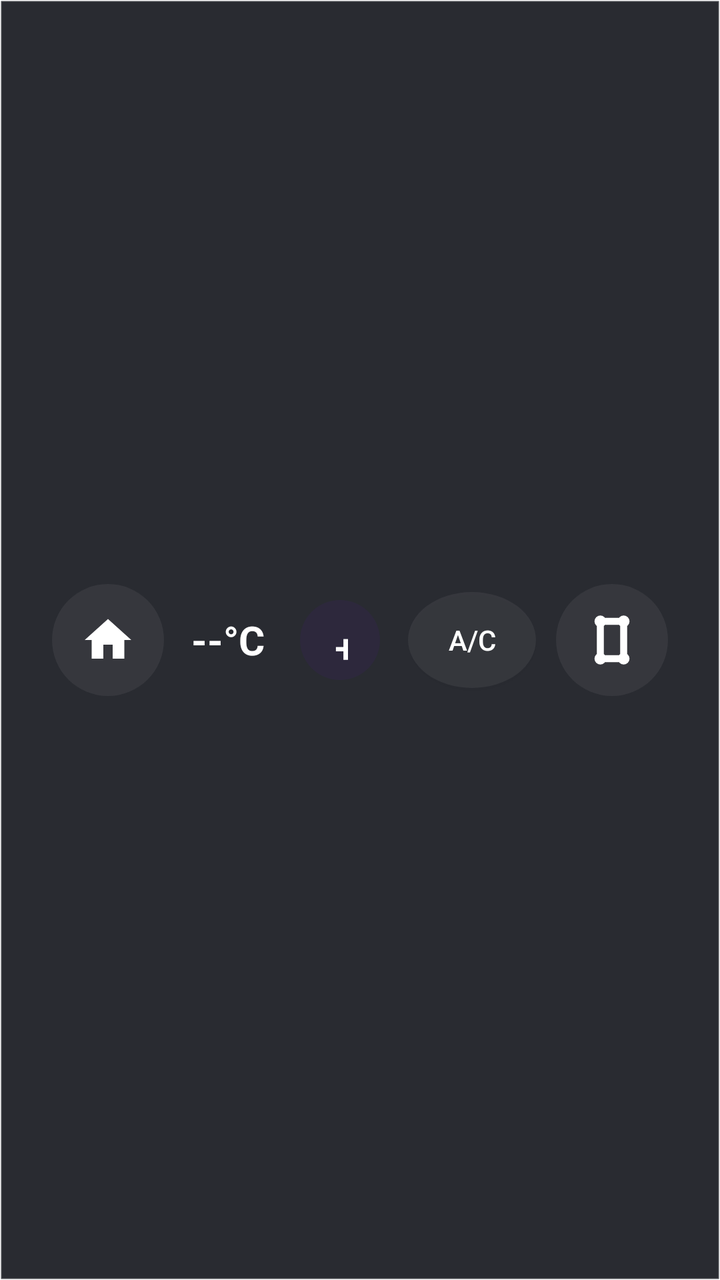
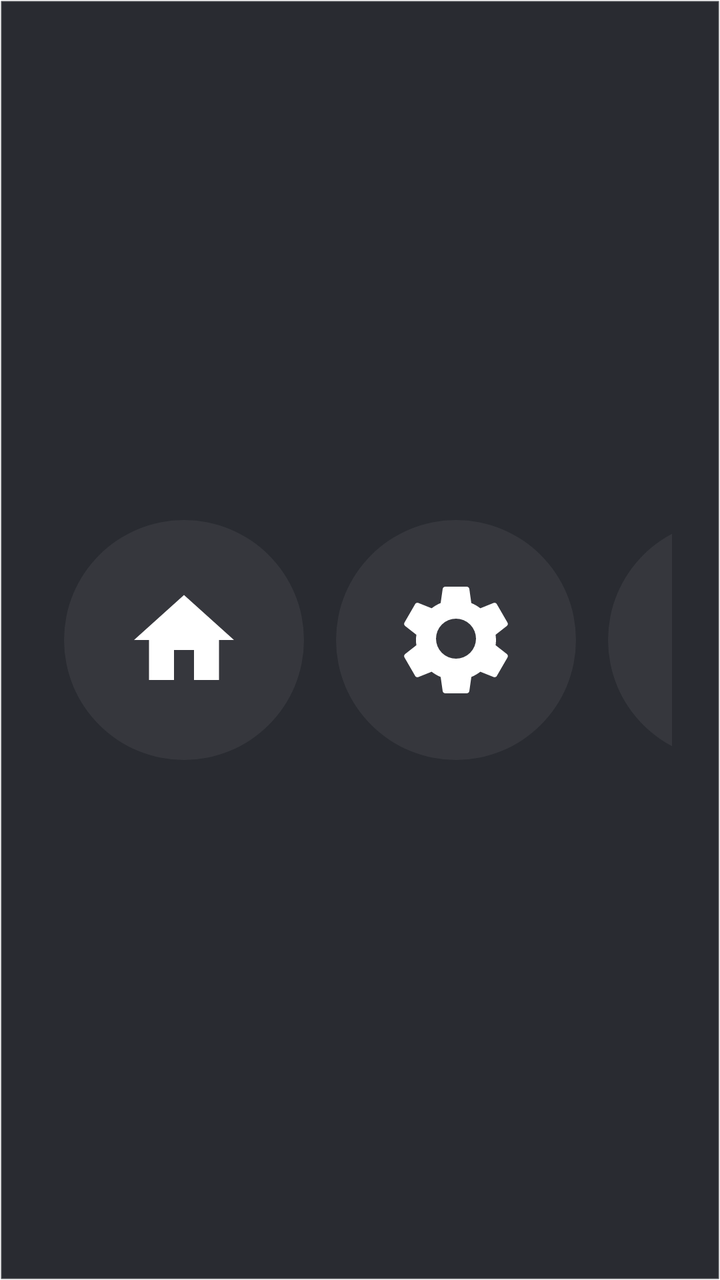

Compare the two renders of this Android layout. The source of the first and the diff that turns it into the second are given below.
<!-- AndroidManifest.xml: application theme Theme.CarSystemUI -->
<!-- res/layout/bottom_navigation_bar.xml -->
<?xml version="1.0" encoding="utf-8"?>
<LinearLayout xmlns:android="http://schemas.android.com/apk/res/android"
    android:layout_width="match_parent"
    android:layout_height="@dimen/navigation_bar_height"
    android:background="@drawable/navigation_bar_background"
    android:gravity="center_vertical"
    android:orientation="horizontal"
    android:paddingHorizontal="18dp">

    <ImageButton
        android:id="@+id/nav_home"
        style="@style/NavigationButton"
        android:contentDescription="@string/navigation_home"
        android:src="@drawable/ic_nav_home" />

    <LinearLayout
        android:layout_width="0dp"
        android:layout_height="match_parent"
        android:layout_weight="1"
        android:gravity="center"
        android:orientation="horizontal">

        <TextView
            android:id="@+id/climate_status"
            android:layout_width="112dp"
            android:layout_height="wrap_content"
            android:gravity="center"
            android:text="@string/climate_waiting"
            android:textColor="#CCFFFFFF"
            android:textSize="13sp" />

        <Button
            android:id="@+id/temp_left_down"
            style="@style/ClimateRoundButton"
            android:contentDescription="@string/temperature_decrease"
            android:text="−" />

        <TextView
            android:id="@+id/temp_left"
            android:layout_width="72dp"
            android:layout_height="wrap_content"
            android:gravity="center"
            android:text="--°C"
            android:textColor="#FFFFFFFF"
            android:textSize="20sp"
            android:textStyle="bold" />

        <Button
            android:id="@+id/temp_left_up"
            style="@style/ClimateRoundButton"
            android:contentDescription="@string/temperature_increase"
            android:text="+" />

        <ToggleButton
            android:id="@+id/climate_ac"
            android:layout_width="64dp"
            android:layout_height="48dp"
            android:layout_marginHorizontal="14dp"
            android:background="@drawable/navigation_button_background"
            android:textColor="#FFFFFFFF"
            android:textOff="@string/climate_ac"
            android:textOn="@string/climate_ac" />

        <Button
            android:id="@+id/temp_right_down"
            style="@style/ClimateRoundButton"
            android:contentDescription="@string/temperature_decrease"
            android:text="−" />

        <TextView
            android:id="@+id/temp_right"
            android:layout_width="72dp"
            android:layout_height="wrap_content"
            android:gravity="center"
            android:text="--°C"
            android:textColor="#FFFFFFFF"
            android:textSize="20sp"
            android:textStyle="bold" />

        <Button
            android:id="@+id/temp_right_up"
            style="@style/ClimateRoundButton"
            android:contentDescription="@string/temperature_increase"
            android:text="+" />
    </LinearLayout>

    <ImageButton
        android:id="@+id/nav_control_center"
        style="@style/NavigationButton"
        android:contentDescription="@string/navigation_control_center"
        android:src="@drawable/ic_control_center" />
</LinearLayout>
<!-- resources referenced by this layout -->
<resources>
  <dimen name="navigation_bar_height">126dp</dimen>
  <!-- drawable ic_control_center (drawable) -->
  <vector xmlns:android="http://schemas.android.com/apk/res/android"
      android:width="30dp"
      android:height="30dp"
      android:viewportWidth="24"
      android:viewportHeight="24">
      <path
          android:fillColor="#FFFFFFFF"
          android:pathData="M7,6.5a2.5,2.5 0,1 0,0 -5a2.5,2.5 0,0 0,0 5M17,6.5a2.5,2.5 0,1 0,0 -5a2.5,2.5 0,0 0,0 5M7,22.5a2.5,2.5 0,1 0,0 -5a2.5,2.5 0,0 0,0 5M17,22.5a2.5,2.5 0,1 0,0 -5a2.5,2.5 0,0 0,0 5M7,5.5h10v-3H7zM5.5,4v16h3V4zM15.5,4v16h3V4zM7,21.5h10v-3H7z" />
  </vector>
  <!-- drawable ic_nav_home (drawable) -->
  <vector xmlns:android="http://schemas.android.com/apk/res/android" android:width="28dp" android:height="28dp" android:viewportWidth="24" android:viewportHeight="24">
      <path android:fillColor="#FFFFFFFF" android:pathData="M10,20v-6h4v6h5v-8h3L12,3 2,12h3v8z" />
  </vector>
  <!-- drawable navigation_bar_background (drawable) -->
  <shape xmlns:android="http://schemas.android.com/apk/res/android" android:shape="rectangle">
      <solid android:color="#E612151B" />
      <stroke android:width="1dp" android:color="#24FFFFFF" />
  </shape>
  <!-- drawable navigation_button_background (drawable) -->
  <selector xmlns:android="http://schemas.android.com/apk/res/android">
      <item android:state_pressed="true">
          <shape android:shape="oval"><solid android:color="#3DFFFFFF" /></shape>
      </item>
      <item>
          <shape android:shape="oval"><solid android:color="#0FFFFFFF" /></shape>
      </item>
  </selector>
  <string name="climate_ac">A/C</string>
  <string name="climate_waiting">Đang kết nối điều hòa…</string>
  <string name="navigation_control_center">Trung tâm điều khiển</string>
  <string name="navigation_home">Màn hình chính</string>
  <string name="temperature_decrease">Giảm nhiệt độ</string>
  <string name="temperature_increase">Tăng nhiệt độ</string>
  <style name="ClimateRoundButton">
          <item name="android:layout_width">40dp</item>
          <item name="android:layout_height">40dp</item>
          <item name="android:background">@drawable/navigation_button_background</item>
          <item name="android:textColor">#FFFFFFFF</item>
          <item name="android:textSize">20sp</item>
          <item name="android:minWidth">0dp</item>
          <item name="android:minHeight">0dp</item>
      </style>
  <style name="NavigationButton">
          <item name="android:layout_width">56dp</item>
          <item name="android:layout_height">56dp</item>
          <item name="android:layout_marginHorizontal">8dp</item>
          <item name="android:background">@drawable/navigation_button_background</item>
          <item name="android:padding">14dp</item>
          <item name="android:scaleType">centerInside</item>
      </style>
  <style name="Theme.CarSystemUI" parent="Theme.MaterialComponents.DayNight.DarkActionBar">
          
          <item name="colorPrimary">@color/purple_500</item>
          <item name="colorPrimaryVariant">@color/purple_700</item>
          <item name="colorOnPrimary">@color/white</item>
          
          <item name="colorSecondary">@color/teal_200</item>
          <item name="colorSecondaryVariant">@color/teal_700</item>
          <item name="colorOnSecondary">@color/black</item>
          
          <item name="android:statusBarColor">?attr/colorPrimaryVariant</item>
          
      </style>
  <color name="purple_500">#FF6200EE</color>
  <color name="purple_700">#FF3700B3</color>
  <color name="white">#FFFFFFFF</color>
  <color name="teal_200">#FF03DAC5</color>
  <color name="teal_700">#FF018786</color>
  <color name="black">#FF000000</color>
</resources>

<!-- the commit's change to res/layout/bottom_navigation_bar.xml (unified diff, before → after) -->
@@ -5,7 +5,7 @@
     android:background="@drawable/navigation_bar_background"
     android:gravity="center_vertical"
     android:orientation="horizontal"
-    android:paddingHorizontal="18dp">
+    android:paddingHorizontal="24dp">
 
     <ImageButton
         android:id="@+id/nav_home"
@@ -13,80 +13,25 @@
         android:contentDescription="@string/navigation_home"
         android:src="@drawable/ic_nav_home" />
 
-    <LinearLayout
+    <Space
         android:layout_width="0dp"
         android:layout_height="match_parent"
-        android:layout_weight="1"
-        android:gravity="center"
-        android:orientation="horizontal">
-
-        <TextView
-            android:id="@+id/climate_status"
-            android:layout_width="112dp"
-            android:layout_height="wrap_content"
-            android:gravity="center"
-            android:text="@string/climate_waiting"
-            android:textColor="#CCFFFFFF"
-            android:textSize="13sp" />
-
-        <Button
-            android:id="@+id/temp_left_down"
-            style="@style/ClimateRoundButton"
-            android:contentDescription="@string/temperature_decrease"
-            android:text="−" />
-
-        <TextView
-            android:id="@+id/temp_left"
-            android:layout_width="72dp"
-            android:layout_height="wrap_content"
-            android:gravity="center"
-            android:text="--°C"
-            android:textColor="#FFFFFFFF"
-            android:textSize="20sp"
-            android:textStyle="bold" />
-
-        <Button
-            android:id="@+id/temp_left_up"
-            style="@style/ClimateRoundButton"
-            android:contentDescription="@string/temperature_increase"
-            android:text="+" />
-
-        <ToggleButton
-            android:id="@+id/climate_ac"
-            android:layout_width="64dp"
-            android:layout_height="48dp"
-            android:layout_marginHorizontal="14dp"
-            android:background="@drawable/navigation_button_background"
-            android:textColor="#FFFFFFFF"
-            android:textOff="@string/climate_ac"
-            android:textOn="@string/climate_ac" />
-
-        <Button
-            android:id="@+id/temp_right_down"
-            style="@style/ClimateRoundButton"
-            android:contentDescription="@string/temperature_decrease"
-            android:text="−" />
-
-        <TextView
-            android:id="@+id/temp_right"
-            android:layout_width="72dp"
-            android:layout_height="wrap_content"
-            android:gravity="center"
-            android:text="--°C"
-            android:textColor="#FFFFFFFF"
-            android:textSize="20sp"
-            android:textStyle="bold" />
-
-        <Button
-            android:id="@+id/temp_right_up"
-            style="@style/ClimateRoundButton"
-            android:contentDescription="@string/temperature_increase"
-            android:text="+" />
-    </LinearLayout>
+        android:layout_weight="1" />
 
     <ImageButton
-        android:id="@+id/nav_control_center"
+        android:id="@+id/nav_settings"
         style="@style/NavigationButton"
-        android:contentDescription="@string/navigation_control_center"
-        android:src="@drawable/ic_control_center" />
+        android:contentDescription="@string/navigation_settings"
+        android:src="@drawable/ic_nav_settings" />
+
+    <Space
+        android:layout_width="0dp"
+        android:layout_height="match_parent"
+        android:layout_weight="1" />
+
+    <ImageButton
+        android:id="@+id/nav_app_list"
+        style="@style/NavigationButton"
+        android:contentDescription="@string/navigation_app_list"
+        android:src="@drawable/ic_app_list" />
 </LinearLayout>
<!-- resource entries referenced after the edit -->
@@ -1,25 +1,36 @@
 <!-- resources referenced by this layout -->
 <resources>
-  <dimen name="navigation_bar_height">126dp</dimen>
-  <!-- drawable ic_control_center (drawable) -->
+  <dimen name="navigation_bar_height">144dp</dimen>
+  <!-- drawable ic_app_list (drawable) -->
   <vector xmlns:android="http://schemas.android.com/apk/res/android"
-      android:width="30dp"
-      android:height="30dp"
+      android:width="64dp"
+      android:height="64dp"
       android:viewportWidth="24"
       android:viewportHeight="24">
       <path
           android:fillColor="#FFFFFFFF"
-          android:pathData="M7,6.5a2.5,2.5 0,1 0,0 -5a2.5,2.5 0,0 0,0 5M17,6.5a2.5,2.5 0,1 0,0 -5a2.5,2.5 0,0 0,0 5M7,22.5a2.5,2.5 0,1 0,0 -5a2.5,2.5 0,0 0,0 5M17,22.5a2.5,2.5 0,1 0,0 -5a2.5,2.5 0,0 0,0 5M7,5.5h10v-3H7zM5.5,4v16h3V4zM15.5,4v16h3V4zM7,21.5h10v-3H7z" />
+          android:pathData="M4,5h3v3H4zM9,5h11v3H9zM4,10.5h3v3H4zM9,10.5h11v3H9zM4,16h3v3H4zM9,16h11v3H9z" />
   </vector>
   <!-- drawable ic_nav_home (drawable) -->
-  <vector xmlns:android="http://schemas.android.com/apk/res/android" android:width="28dp" android:height="28dp" android:viewportWidth="24" android:viewportHeight="24">
+  <vector xmlns:android="http://schemas.android.com/apk/res/android" android:width="60dp" android:height="60dp" android:viewportWidth="24" android:viewportHeight="24">
       <path android:fillColor="#FFFFFFFF" android:pathData="M10,20v-6h4v6h5v-8h3L12,3 2,12h3v8z" />
+  </vector>
+  <!-- drawable ic_nav_settings (drawable) -->
+  <vector xmlns:android="http://schemas.android.com/apk/res/android"
+      android:width="64dp"
+      android:height="64dp"
+      android:viewportWidth="24"
+      android:viewportHeight="24">
+      <path
+          android:fillColor="#FFFFFFFF"
+          android:pathData="M19.43,12.98c0.04,-0.32 0.07,-0.65 0.07,-0.98s-0.03,-0.66 -0.08,-0.98l2.11,-1.65c0.19,-0.15 0.24,-0.42 0.12,-0.64l-2,-3.46c-0.12,-0.22 -0.37,-0.31 -0.6,-0.22l-2.49,1c-0.52,-0.4 -1.08,-0.73 -1.69,-0.98L14.5,2.42C14.47,2.18 14.25,2 14,2h-4c-0.25,0 -0.46,0.18 -0.5,0.42L9.12,5.07c-0.61,0.25 -1.17,0.59 -1.69,0.98l-2.49,-1c-0.23,-0.08 -0.48,0 -0.6,0.22l-2,3.46c-0.13,0.22 -0.07,0.49 0.12,0.64l2.11,1.65c-0.04,0.32 -0.08,0.66 -0.08,0.98s0.03,0.66 0.08,0.98l-2.11,1.65c-0.19,0.15 -0.24,0.42 -0.12,0.64l2,3.46c0.12,0.22 0.37,0.31 0.6,0.22l2.49,-1c0.52,0.4 1.08,0.73 1.69,0.98l0.38,2.65c0.04,0.24 0.25,0.42 0.5,0.42h4c0.25,0 0.46,-0.18 0.5,-0.42l0.38,-2.65c0.61,-0.25 1.17,-0.58 1.69,-0.98l2.49,1c0.23,0.08 0.48,0 0.6,-0.22l2,-3.46c0.12,-0.22 0.07,-0.49 -0.12,-0.64zM12,15.5A3.5,3.5 0,1 1,12 8a3.5,3.5 0,0 1,0 7.5z" />
   </vector>
   <!-- drawable navigation_bar_background (drawable) -->
   <shape xmlns:android="http://schemas.android.com/apk/res/android" android:shape="rectangle">
       <solid android:color="#E612151B" />
       <stroke android:width="1dp" android:color="#24FFFFFF" />
   </shape>
+  <string name="navigation_app_list">Danh sách ứng dụng</string>
   <!-- drawable navigation_button_background (drawable) -->
   <selector xmlns:android="http://schemas.android.com/apk/res/android">
       <item android:state_pressed="true">
@@ -29,27 +40,14 @@
           <shape android:shape="oval"><solid android:color="#0FFFFFFF" /></shape>
       </item>
   </selector>
-  <string name="climate_ac">A/C</string>
-  <string name="climate_waiting">Đang kết nối điều hòa…</string>
-  <string name="navigation_control_center">Trung tâm điều khiển</string>
   <string name="navigation_home">Màn hình chính</string>
-  <string name="temperature_decrease">Giảm nhiệt độ</string>
-  <string name="temperature_increase">Tăng nhiệt độ</string>
-  <style name="ClimateRoundButton">
-          <item name="android:layout_width">40dp</item>
-          <item name="android:layout_height">40dp</item>
-          <item name="android:background">@drawable/navigation_button_background</item>
-          <item name="android:textColor">#FFFFFFFF</item>
-          <item name="android:textSize">20sp</item>
-          <item name="android:minWidth">0dp</item>
-          <item name="android:minHeight">0dp</item>
-      </style>
+  <string name="navigation_settings">Cài đặt</string>
   <style name="NavigationButton">
-          <item name="android:layout_width">56dp</item>
-          <item name="android:layout_height">56dp</item>
+          <item name="android:layout_width">120dp</item>
+          <item name="android:layout_height">120dp</item>
           <item name="android:layout_marginHorizontal">8dp</item>
           <item name="android:background">@drawable/navigation_button_background</item>
-          <item name="android:padding">14dp</item>
+          <item name="android:padding">28dp</item>
           <item name="android:scaleType">centerInside</item>
       </style>
   <style name="Theme.CarSystemUI" parent="Theme.MaterialComponents.DayNight.DarkActionBar">
